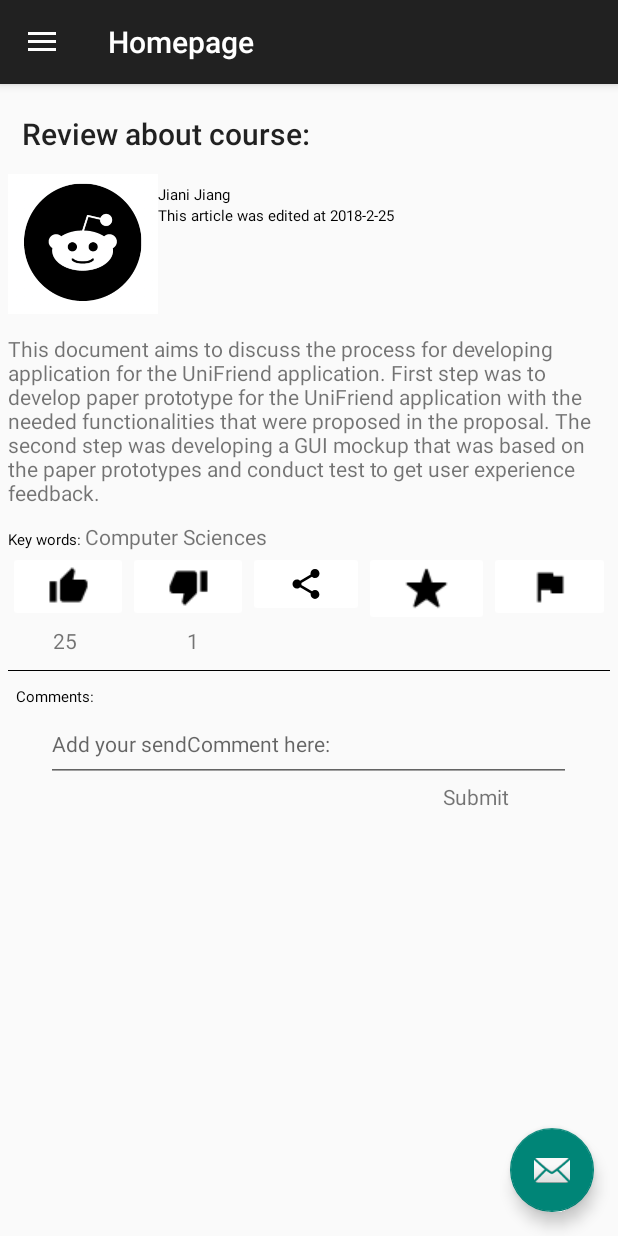
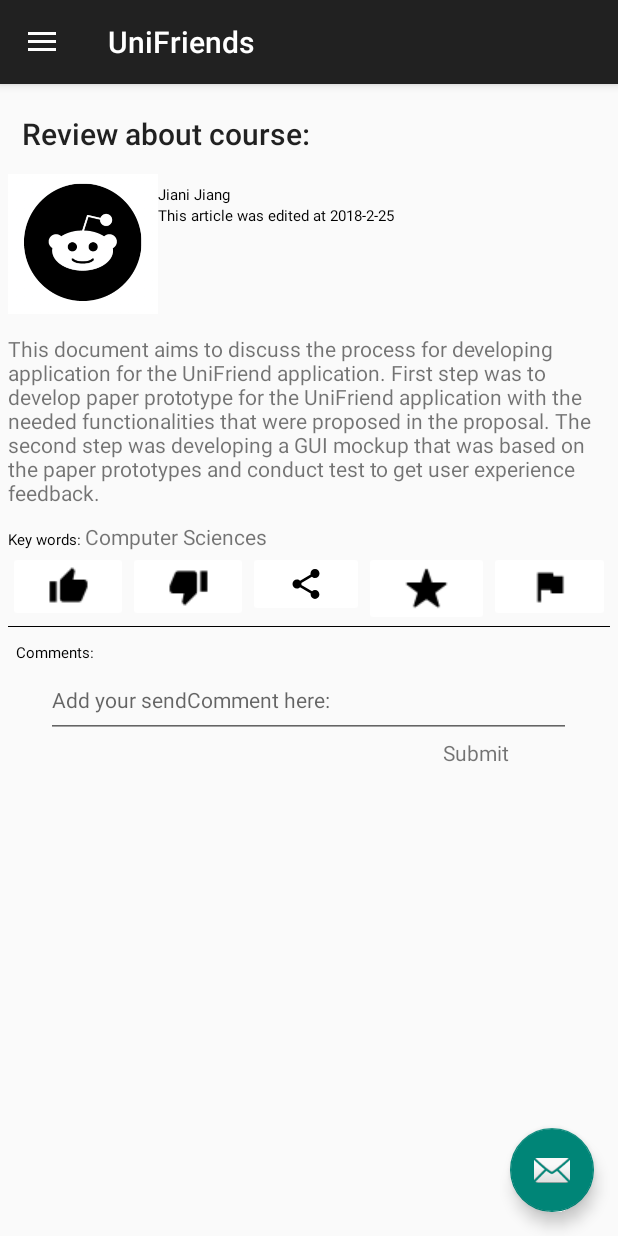
Before and after one commit to JianiJiang/AndroidApp_UniFriend, an Android app: the fragment Comment_Fragment placed in its activity, on a phone screen of 412 x 824 dp. Run offline under Robolectric (Android 15) with nearby library versions, the phone set to English and light mode, and no system bars; our stand-ins replace Volley; libraries missing offline, so code that uses them is left out: com.alibaba.fastjson; network calls fail; 8 statements that could not run were skipped.

Commit message:
Auto stash before merge of "master" and "origin/master"

```diff
--- a/Login/app/build.gradle
+++ b/Login/app/build.gradle
@@ -31,6 +31,6 @@ dependencies {
     compile 'com.fasterxml.jackson.core:jackson-databind:2.6.0'
     // https://mvnrepository.com/artifact/commons-io/commons-io
     compile 'commons-io:commons-io:2.5'
-    implementation files('/Users/huangshimin/Desktop/frontend/AndroidApp_UniFriend/Login/libs/fastjson-1.2.39.jar')
-    implementation files('/Users/huangshimin/Desktop/frontend/AndroidApp_UniFriend/Login/libs/volley.jar')
+    implementation files('/Users/nicole/AndroidStudioProjects/AndroidApp_UniFriend/Login/libs/fastjson-1.2.39.jar')
+    implementation files('/Users/nicole/AndroidStudioProjects/AndroidApp_UniFriend/Login/libs/volley.jar')
 }
--- a/Login/app/src/main/java/Adapter/AdapterPost.java
+++ b/Login/app/src/main/java/Adapter/AdapterPost.java
@@ -81,7 +81,7 @@ public class AdapterPost extends ArrayAdapter<Post_ListView> {
 
         holder.ivImg.setImageResource(R.drawable.img);
         holder.tvTitle.setText(post.getTitle());
-        holder.tvBody.setText(post.getBody());
+        holder.tvBody.setText(post.getCoursecode());
         holder.tvTime.setText(post.getDate());
 
         //设定删除键的监听
--- a/Login/app/src/main/java/Adapter/AdapterSendPost.java
+++ b/Login/app/src/main/java/Adapter/AdapterSendPost.java
@@ -31,10 +31,12 @@ public class AdapterSendPost extends ArrayAdapter<Post_comment> {
           private int resourcedId;
           private MainActivity activity;
           private List<Fragment> fragments;
+
 //          private ImageButton iDislike;
 //          private ImageButton iLike;
 //          private ImageButton iShare;
 //          private ImageButton iReport;
+
 
     public AdapterSendPost(Context context, int textViewResourceId, List<Post_comment> objects, List<Fragment> fragments){
         super(context, textViewResourceId, objects);
--- a/Login/app/src/main/java/com/example/jiani/login/activity/MainActivity.java
+++ b/Login/app/src/main/java/com/example/jiani/login/activity/MainActivity.java
@@ -82,7 +82,7 @@ public class MainActivity extends AppCompatActivity implements NavigationView.On
         mNavigationView = (NavigationView) findViewById(R.id.id_nv_menu);
         toolbar = (Toolbar) findViewById(R.id.toolbar);
         mDrawerlayout = (DrawerLayout) findViewById(R.id.drawer_layout);
-        toolbar.setTitle("Homepage");
+        toolbar.setTitle("UniFriends");
        setSupportActionBar(toolbar);
 
 
@@ -232,7 +232,7 @@ public void HomepagePost() {
         public void onResponse(String response) {
             List<Post_ListView> temp = Arrays.asList(JSON.parseObject(response, Post_ListView[].class));
             for (Post_ListView h : temp) {
-                Post_ListView home = new Post_ListView(h.getId(), h.getUser(), h.getTitle(), h.getBody(), h.isAnonymous(), h.getLikes(), h.getDislikes(), h.getDate());
+                Post_ListView home = new Post_ListView(h.getId(), h.getUser(), h.getTitle(), h.getBody(), h.isAnonymous(), h.getLikes(), h.getDislikes(), h.getDate(), h.getCoursecode());
                 homepagePost_list.add(home);
             }
         }
@@ -258,7 +258,7 @@ public void ProfilePosts(){
 
             for (Post_ListView p :temp){
                 if (p.getUser().getUsername().equals(user.getUsername())){
-                    Post_ListView post = new Post_ListView(p.getId(), p.getUser(), p.getTitle(), p.getBody(), p.isAnonymous(), p.getLikes(), p.getDislikes(), p.getDate());
+                    Post_ListView post = new Post_ListView(p.getId(), p.getUser(), p.getTitle(), p.getBody(), p.isAnonymous(), p.getLikes(), p.getDislikes(), p.getDate(), p.getCoursecode());
                     post_list.add(post);
                     //System.out.println(p.getUser().getUsername());
                 }
--- a/Login/app/src/main/java/entity/Post_ListView.java
+++ b/Login/app/src/main/java/entity/Post_ListView.java
@@ -36,7 +36,7 @@ package entity;
     private String username;
 
 
-        public Post_ListView(Long id, User user, String title, String body, boolean anonymous, int likes, int dislikes, String date){
+        public Post_ListView(Long id, User user, String title, String body, boolean anonymous, int likes, int dislikes, String date, String coursecode){
             this.id = id;
             this.user = user;
             this.title = title;
@@ -45,6 +45,7 @@ package entity;
             this.likes = likes;
             this.dislikes = dislikes;
             this.date = date;
+            this.coursecode = coursecode;
         }
 
     public Post_ListView() {
--- a/Login/app/src/main/java/fragment/Comment_Fragment.java
+++ b/Login/app/src/main/java/fragment/Comment_Fragment.java
@@ -1,5 +1,7 @@
 package fragment;
 
+import android.app.AlertDialog;
+import android.content.DialogInterface;
 import android.content.Intent;
 import android.os.Bundle;
 import android.support.v4.app.Fragment;
@@ -8,8 +10,15 @@ import android.view.LayoutInflater;
 import android.view.View;
 import android.view.ViewGroup;
 import android.widget.ArrayAdapter;
+
 import android.widget.EditText;
 import android.widget.ImageButton;
+
+
+import android.widget.Button;
+
+import android.widget.ImageButton;
+
 import android.widget.ListAdapter;
 import android.widget.ListView;
 
@@ -57,10 +66,18 @@ public class Comment_Fragment extends Fragment {
     private MainActivity activity;
     boolean value = false;
     private View view;
+
     private ImageButton favorite;
     private TextView submit;
     private RequestQueue myQueue;
     private List<Post_comment> comment_list = new ArrayList<>();
+
+    private ImageButton iDislike;
+    private ImageButton iLike;
+    private ImageButton iShare;
+    private ImageButton iReport;
+    private EditText comments;
+
 
 
     @Override
@@ -79,8 +96,12 @@ public class Comment_Fragment extends Fragment {
         TextView name = (TextView) view.findViewById(R.id.tv_post_author);
         TextView  time = (TextView) view.findViewById(R.id.tv_post_time);
         TextView keywords = (TextView) view.findViewById(R.id.tv_activity_post_select_keywords);
-        final EditText comments = (EditText) view.findViewById(R.id.Comment);
+        comments = (EditText) view.findViewById(R.id.Comment);
         favorite = (ImageButton) view.findViewById(R.id.ib_post_comment);
+        iDislike = (ImageButton) view.findViewById(R.id.im_post_dislike);
+        iLike = (ImageButton) view.findViewById(R.id.im_post_like);
+        iShare = (ImageButton) view.findViewById(R.id.im_post_share);
+        iReport = (ImageButton) view.findViewById(R.id.ib_post_report);
         submit = (TextView) view.findViewById(R.id.tv_activity_post_submit) ;
 
         listView = (ListScrollView)view.findViewById(R.id.lv_post_listview);
@@ -89,7 +110,7 @@ public class Comment_Fragment extends Fragment {
 
         title.setText(postDetail.getTitle());
         body.setText(postDetail.getBody());
-        name.setText(postDetail.getUsername());
+        name.setText(postDetail.getUser().getUsername());
         time.setText(postDetail.getDate());
         keywords.setText(postDetail.getCoursecode());
         System.out.println(postDetail.getUsername());
@@ -131,15 +152,60 @@ public class Comment_Fragment extends Fragment {
                     }
                 };
                 myQueue.add(stringRequest);
-                Toast.makeText(getActivity(), "test", Toast.LENGTH_SHORT).show();
+                Toast.makeText(getActivity(), "Get comments successful!", Toast.LENGTH_SHORT).show();
             }
         });
 
         favorite.setOnClickListener(new View.OnClickListener() {
             @Override
             public void onClick(View view) {
-                Toast.makeText(getActivity(), "test", Toast.LENGTH_SHORT).show();
+                Toast.makeText(getActivity(), "Favorite successful!", Toast.LENGTH_SHORT).show();
             }
+        });
+
+
+        iLike.setOnClickListener(new View.OnClickListener() {
+            @Override
+            public void onClick(View view) {
+                Toast.makeText(getContext(), "Like +1 :)", Toast.LENGTH_SHORT).show();
+
+            }
+
+
+        });
+        iDislike.setOnClickListener(new View.OnClickListener() {
+            @Override
+            public void onClick(View view) {
+                Toast.makeText(getContext(), "Dislike +1 :(", Toast.LENGTH_SHORT).show();
+
+            }
+
+
+        });
+        iShare.setOnClickListener(new View.OnClickListener() {
+            @Override
+            public void onClick(View view) {
+                final AlertDialog.Builder dialog = new AlertDialog.Builder(getContext());
+                dialog.setTitle("Link Share");
+                dialog.setMessage("http://download_link/UniFriend.se");
+                dialog.setCancelable(false);
+                dialog.setNegativeButton("OK", new DialogInterface.OnClickListener() {
+                    @Override
+                    public void onClick(DialogInterface dialogInterface, int i) {
+                    }
+                });
+                dialog.show();
+            }
+
+        });
+        iReport.setOnClickListener(new View.OnClickListener() {
+            @Override
+            public void onClick(View view) {
+                Toast.makeText(getContext(), "Report Successful!", Toast.LENGTH_LONG).show();
+
+            }
+
+
         });
         AdapterSendPost adapter = new AdapterSendPost(getActivity(), R.layout.listview_item_post, comment_list, fragments);
 
--- a/Login/app/src/main/res/layout/activity_post.xml
+++ b/Login/app/src/main/res/layout/activity_post.xml
@@ -152,50 +152,50 @@
             </LinearLayout>
 
 
-            <LinearLayout
-                android:layout_width="match_parent"
-                android:layout_height="wrap_content"
-                android:layout_weight="1"
-                android:layout_marginLeft="30dp"
-                android:orientation="horizontal">
+            <!--<LinearLayout-->
+                <!--android:layout_width="match_parent"-->
+                <!--android:layout_height="wrap_content"-->
+                <!--android:layout_weight="1"-->
+                <!--android:layout_marginLeft="30dp"-->
+                <!--android:orientation="horizontal">-->
 
-                <TextView
-                    android:id="@+id/tv_activity_post_like_number"
-                    android:layout_width="wrap_content"
-                    android:layout_height="wrap_content"
-                    android:layout_weight="1"
-                    android:text="25"/>
+                <!--<TextView-->
+                    <!--android:id="@+id/tv_activity_post_like_number"-->
+                    <!--android:layout_width="wrap_content"-->
+                    <!--android:layout_height="wrap_content"-->
+                    <!--android:layout_weight="1"-->
+                    <!--/>-->
 
-                <TextView
-                    android:id="@+id/tv_activity_post_dislike_number"
-                    android:layout_width="wrap_content"
-                    android:layout_height="wrap_content"
-                    android:layout_weight="1"
-                    android:layout_marginLeft="30dp"
-                    android:text="1"/>
-                <TextView
-                    android:id="@+id/tv_activity_post_share_number"
-                    android:layout_width="wrap_content"
-                    android:layout_height="wrap_content"
-                    android:layout_weight="1"
-                    android:layout_marginLeft="30dp"
-                    />
-                <TextView
-                    android:id="@+id/tv_activity_post_comment_number"
-                    android:layout_width="wrap_content"
-                    android:layout_height="wrap_content"
-                    android:layout_weight="1"
-                    android:layout_marginLeft="35dp"
-                    />
-                <TextView
-                    android:id="@+id/tv_activity_post_report_number"
-                    android:layout_width="wrap_content"
-                    android:layout_height="wrap_content"
-                    android:layout_weight="1"
-                    android:layout_marginLeft="35dp"
-                    />
+                <!--<TextView-->
+                    <!--android:id="@+id/tv_activity_post_dislike_number"-->
+                    <!--android:layout_width="wrap_content"-->
+                    <!--android:layout_height="wrap_content"-->
+                    <!--android:layout_weight="1"-->
+                    <!--android:layout_marginLeft="30dp"-->
+                    <!--/>-->
+                <!--<TextView-->
+                    <!--android:id="@+id/tv_activity_post_share_number"-->
+                    <!--android:layout_width="wrap_content"-->
+                    <!--android:layout_height="wrap_content"-->
+                    <!--android:layout_weight="1"-->
+                    <!--android:layout_marginLeft="30dp"-->
+                    <!--/>-->
+                <!--<TextView-->
+                    <!--android:id="@+id/tv_activity_post_comment_number"-->
+                    <!--android:layout_width="wrap_content"-->
+                    <!--android:layout_height="wrap_content"-->
+                    <!--android:layout_weight="1"-->
+                    <!--android:layout_marginLeft="35dp"-->
+                    <!--/>-->
+                <!--<TextView-->
+                    <!--android:id="@+id/tv_activity_post_report_number"-->
+                    <!--android:layout_width="wrap_content"-->
+                    <!--android:layout_height="wrap_content"-->
+                    <!--android:layout_weight="1"-->
+                    <!--android:layout_marginLeft="35dp"-->
+                    <!--/>-->
 
-            </LinearLayout>
+            <!--</LinearLayout>-->
 
 
         </LinearLayout>
@@ -205,8 +205,8 @@
             android:id="@+id/view4"
             android:layout_width="match_parent"
             android:layout_height="1px"
-            android:background="#000000"
-            android:layout_marginTop="10dp"/>
+            android:background="#000000"/>
+            <!--android:layout_marginTop="10dp"/>-->
 
 
         <LinearLayout
```
Also changed, not shown: Login/app/src/main/java/Adapter/MyAdapter.java (+16 -3 lines).
